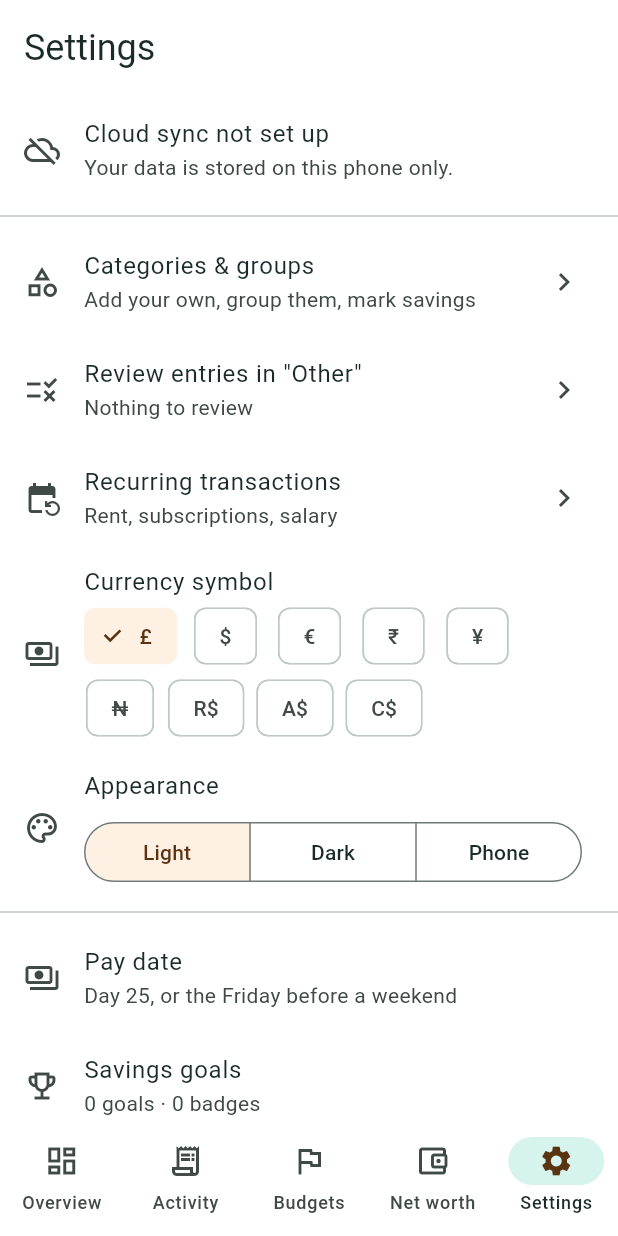
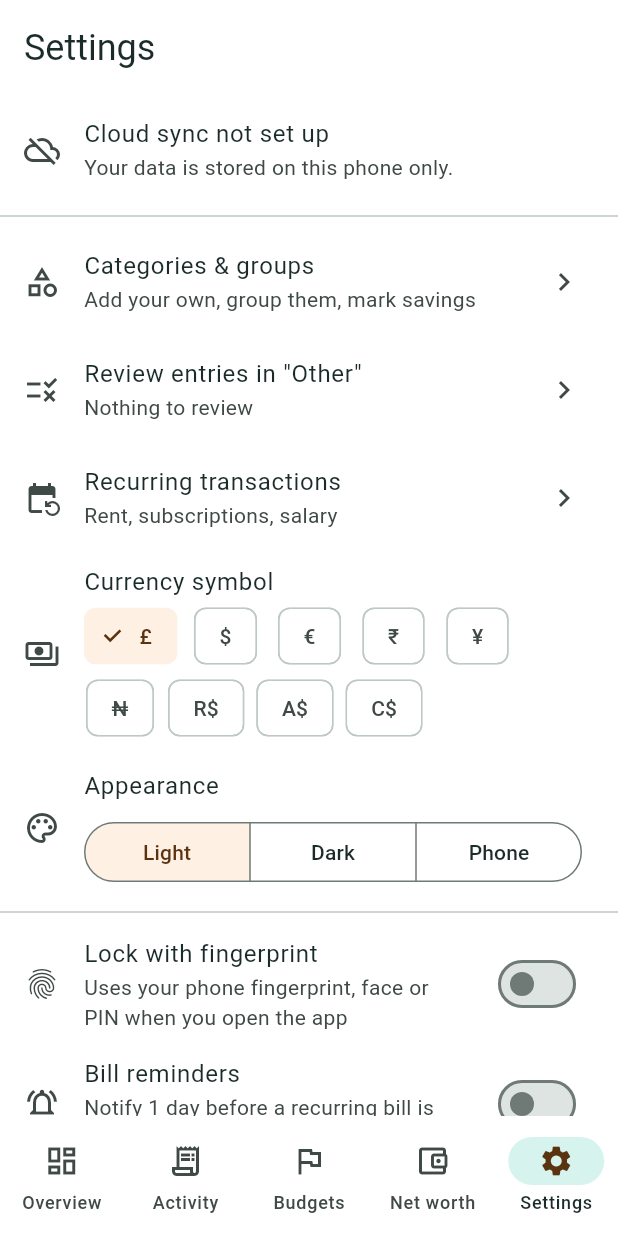
Before and after one commit to tanmaygarg1809/pocket-ledger, a Flutter app: the screen it shows after launch, item 5 of the bottom bar chosen, on a phone screen of 412 x 824 dp. Run offline on Flutter 3.47's test engine with Material 3 defaults, Android fonts, the phone set to English and light mode, and no system bars; our stand-ins replace cloud_firestore, file_picker, firebase_auth, firebase_core, fl_chart, flutter_local_notifications and 4 more; missing offline and left inert: excel; accounts and stored records are empty.

Commit message:
Fingerprint lock and bill reminders
Co-Authored-By: Claude Sonnet 5.5 <noreply@anthropic.com>
Claude-Session: https://claude.ai/code/session_01SU4m9DnN7A2E2FJQ1TPPQD

```diff
--- a/lib/main.dart
+++ b/lib/main.dart
@@ -2,7 +2,9 @@ import 'dart:async';
 
 import 'package:flutter/material.dart';
 
+import 'app_lock.dart';
 import 'cloud.dart';
+import 'reminders.dart';
 import 'quick_add.dart';
 import 'screens/shell.dart';
 import 'store.dart';
@@ -39,22 +41,63 @@ class PocketLedgerApp extends StatefulWidget {
 
 class _PocketLedgerAppState extends State<PocketLedgerApp>
     with WidgetsBindingObserver {
+  bool _locked = false;
+  bool _authing = false;
+  DateTime? _pausedAt;
+  Timer? _remindTimer;
+
   @override
   void initState() {
     super.initState();
     WidgetsBinding.instance.addObserver(this);
+    widget.store.addListener(_onStoreChanged);
+    if (widget.store.appLock) {
+      _locked = true;
+      WidgetsBinding.instance.addPostFrameCallback((_) => _unlock());
+    }
+    _onStoreChanged();
   }
 
   @override
   void dispose() {
+    widget.store.removeListener(_onStoreChanged);
+    _remindTimer?.cancel();
     WidgetsBinding.instance.removeObserver(this);
     super.dispose();
   }
 
+  /// Keeps bill reminders in step with your recurring bills.
+  String _remindKey = '';
+  void _onStoreChanged() {
+    final s = widget.store;
+    final key =
+        '${s.remindOn}|${s.remindDays}|${s.payDay}|${s.payOverrides}|${s.rules.map((r) => r.toJson()).toList()}';
+    if (key == _remindKey) return;
+    _remindKey = key;
+    _remindTimer?.cancel();
+    _remindTimer = Timer(const Duration(seconds: 3), () => Reminders.reschedule(s));
+  }
+
+  Future<void> _unlock() async {
+    if (_authing) return;
+    _authing = true;
+    final ok = await AppLock.authenticate('Unlock Pocket Ledger');
+    _authing = false;
+    if (ok && mounted) setState(() => _locked = false);
+  }
+
   @override
   void didChangeAppLifecycleState(AppLifecycleState state) {
+    if (state == AppLifecycleState.paused) {
+      _pausedAt = DateTime.now();
+    }
     // Entries may have been added via the widget popup, or on another phone.
     if (state == AppLifecycleState.resumed) {
+      final away = _pausedAt == null ? Duration.zero : DateTime.now().difference(_pausedAt!);
+      if (widget.store.appLock && away > const Duration(seconds: 45) && !_locked) {
+        setState(() => _locked = true);
+        _unlock();
+      }
       unawaited(widget.store.load().then((_) => widget.cloud.syncNow()));
     }
   }
@@ -69,6 +112,12 @@ class _PocketLedgerAppState extends State<PocketLedgerApp>
         theme: AppTheme.light(),
         darkTheme: AppTheme.dark(),
         themeMode: AppTheme.mode(widget.store.themeMode),
+        builder: (context, child) => Stack(
+          children: [
+            if (child != null) child,
+            if (_locked) Positioned.fill(child: LockScreen(onRetry: _unlock)),
+          ],
+        ),
         home: Shell(store: widget.store, cloud: widget.cloud),
       ),
     );
--- /dev/null
+++ b/lib/reminders.dart
@@ -0,0 +1,87 @@
+import 'package:flutter_local_notifications/flutter_local_notifications.dart';
+import 'package:intl/intl.dart';
+import 'package:timezone/data/latest_all.dart' as tzdata;
+import 'package:timezone/timezone.dart' as tz;
+
+import 'store.dart';
+
+/// Local (on-phone) reminders before recurring bills and on payday.
+class Reminders {
+  static final _plugin = FlutterLocalNotificationsPlugin();
+  static bool _ready = false;
+
+  static Future<void> init() async {
+    if (_ready) return;
+    tzdata.initializeTimeZones();
+    const settings = InitializationSettings(
+        android: AndroidInitializationSettings('@mipmap/ic_launcher'));
+    await _plugin.initialize(settings);
+    _ready = true;
+  }
+
+  /// Asks Android for permission to show notifications (Android 13+).
+  static Future<bool> askPermission() async {
+    await init();
+    final a = _plugin.resolvePlatformSpecificImplementation<
+        AndroidFlutterLocalNotificationsPlugin>();
+    return (await a?.requestNotificationsPermission()) ?? false;
+  }
+
+  /// Rebuilds every upcoming reminder from the current recurring bills.
+  static Future<void> reschedule(AppStore store) async {
+    try {
+      await init();
+      await _plugin.cancelAll();
+      if (!store.remindOn) return;
+      final now = DateTime.now();
+      final money = store.money;
+      var id = 1;
+      final df = DateFormat('EEE d MMM');
+      const details = NotificationDetails(
+        android: AndroidNotificationDetails(
+          'bills',
+          'Bill reminders',
+          channelDescription: 'Reminders before bills are due and on payday',
+          importance: Importance.high,
+          priority: Priority.high,
+        ),
+      );
+
+      Future<void> at(DateTime when, String title, String body) async {
+        if (!when.isAfter(now) || id > 60) return;
+        await _plugin.zonedSchedule(
+          id++,
+          title,
+          body,
+          tz.TZDateTime.from(when, tz.UTC),
+          details,
+          androidScheduleMode: AndroidScheduleMode.inexactAllowWhileIdle,
+          uiLocalNotificationDateInterpretation:
+              UILocalNotificationDateInterpretation.absoluteTime,
+        );
+      }
+
+      for (final r in store.rules.where((r) => r.active && r.type.name == 'expense')) {
+        final digits = r.startMonth.replaceAll(RegExp(r'[^0-9]'), '');
+        final start = digits.length >= 6 ? int.tryParse(digits.substring(0, 6)) ?? 0 : 0;
+        for (var i = 0; i < 3; i++) {
+          final m = DateTime(now.year, now.month + i);
+          if (m.year * 100 + m.month < start) continue;
+          final due = DateTime(m.year, m.month, r.day);
+          final remindAt = DateTime(due.year, due.month, due.day - store.remindDays, 9);
+          final label = r.note.isNotEmpty ? r.note : r.category;
+          await at(remindAt, 'Bill due: $label',
+              '${money(r.amount)} due ${store.remindDays == 0 ? 'today' : df.format(due)}');
+        }
+      }
+
+      final (next, _) = store.nextPay;
+      if (next != null) {
+        await at(DateTime(next.year, next.month, next.day, 9), 'Payday',
+            'Your pay is due today. Check it has arrived.');
+      }
+    } catch (_) {
+      // Reminders are a convenience: never break the app over them.
+    }
+  }
+}
--- a/lib/screens/settings.dart
+++ b/lib/screens/settings.dart
@@ -10,6 +10,8 @@ import 'package:share_plus/share_plus.dart';
 
 import '../cloud.dart';
 import '../excel_backup.dart';
+import '../app_lock.dart';
+import '../reminders.dart';
 import 'goals.dart';
 import 'payday.dart';
 import 'splitwise.dart';
@@ -254,6 +256,52 @@ class SettingsScreen extends StatelessWidget {
               ),
             ),
             const Divider(),
+            SwitchListTile(
+              secondary: const Icon(Icons.fingerprint),
+              title: const Text('Lock with fingerprint'),
+              subtitle: const Text('Uses your phone fingerprint, face or PIN when you open the app'),
+              value: store.appLock,
+              onChanged: (v) async {
+                if (v && !await AppLock.available()) {
+                  if (context.mounted) _snack(context, 'Set up a screen lock or fingerprint on your phone first.');
+                  return;
+                }
+                if (await AppLock.authenticate(v ? 'Turn on app lock' : 'Turn off app lock')) {
+                  await store.setAppLock(v);
+                }
+              },
+            ),
+            SwitchListTile(
+              secondary: const Icon(Icons.notifications_active_outlined),
+              title: const Text('Bill reminders'),
+              subtitle: Text(store.remindDays == 0
+                  ? 'Notify on the day a recurring bill is due'
+                  : 'Notify ${store.remindDays} day${store.remindDays == 1 ? '' : 's'} before a recurring bill is due'),
+              value: store.remindOn,
+              onChanged: (v) async {
+                if (v && !await Reminders.askPermission()) {
+                  if (context.mounted) _snack(context, 'Allow notifications for Pocket Ledger in phone settings.');
+                  return;
+                }
+                await store.setReminders(on: v);
+              },
+            ),
+            if (store.remindOn)
+              ListTile(
+                contentPadding: const EdgeInsets.only(left: 72, right: 16),
+                title: const Text('Remind me'),
+                trailing: DropdownButton<int>(
+                  value: store.remindDays,
+                  items: const [
+                    DropdownMenuItem(value: 0, child: Text('On the day')),
+                    DropdownMenuItem(value: 1, child: Text('1 day before')),
+                    DropdownMenuItem(value: 2, child: Text('2 days before')),
+                    DropdownMenuItem(value: 3, child: Text('3 days before')),
+                    DropdownMenuItem(value: 7, child: Text('1 week before')),
+                  ],
+                  onChanged: (v) => store.setReminders(days: v),
+                ),
+              ),
             ListTile(
               leading: const Icon(Icons.payments_outlined),
               title: const Text('Pay date'),
--- a/lib/store.dart
+++ b/lib/store.dart
@@ -89,11 +89,35 @@ class AppStore extends ChangeNotifier {
   static const _kWealth = 'wealth_v1';
   static const _kGoals = 'goals_v1';
   static const _kPay = 'pay_v1';
+  static const _kLock = 'app_lock_v1';
+  static const _kRemind = 'remind_v1';
+  static const _kRemindDays = 'remind_days_v1';
 
   SharedPreferences? _prefs;
   final List<Txn> _txns = []; // includes deleted tombstones
   final Map<String, double> _budgets = {};
   final List<Goal> _goals = [];
+
+  /// Local to this phone (not synced): ask for fingerprint / screen lock on open.
+  bool appLock = false;
+
+  /// Local to this phone: notify before recurring bills fall due.
+  bool remindOn = false;
+  int remindDays = 1;
+
+  Future<void> setAppLock(bool v) async {
+    appLock = v;
+    await _prefs?.setBool(_kLock, v);
+    notifyListeners();
+  }
+
+  Future<void> setReminders({bool? on, int? days}) async {
+    if (on != null) remindOn = on;
+    if (days != null) remindDays = days;
+    await _prefs?.setBool(_kRemind, remindOn);
+    await _prefs?.setInt(_kRemindDays, remindDays);
+    notifyListeners();
+  }
 
   /// Salary day of the month (moved back to Friday if it lands on a weekend).
   int payDay = 25;
@@ -296,6 +320,9 @@ class AppStore extends ChangeNotifier {
         if (list.isNotEmpty) _cats = list;
       } catch (_) {}
     }
+    appLock = p.getBool(_kLock) ?? false;
+    remindOn = p.getBool(_kRemind) ?? false;
+    remindDays = p.getInt(_kRemindDays) ?? 1;
     payDay = 25;
     payManualMonths = {12};
     payOverrides.clear();
```
Also changed, not shown: lib/app_lock.dart (added, +57 -0 lines), 4 other files.
